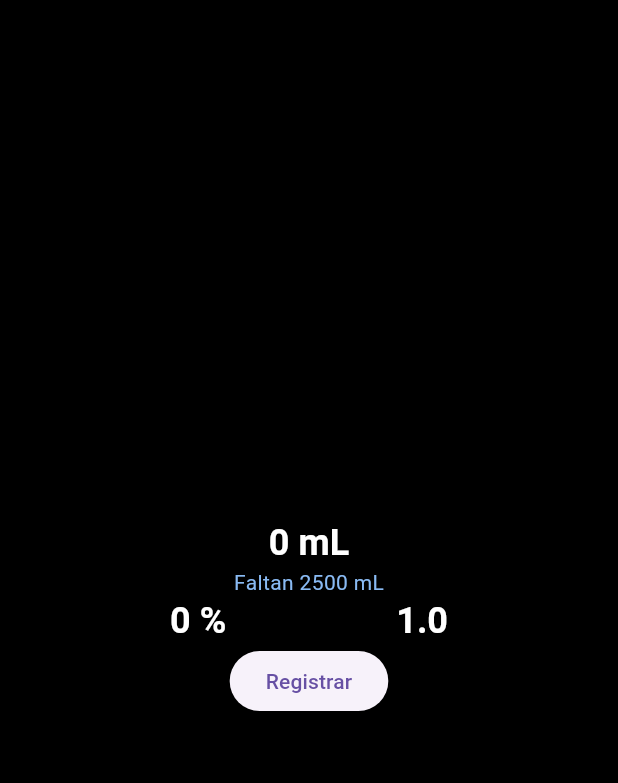
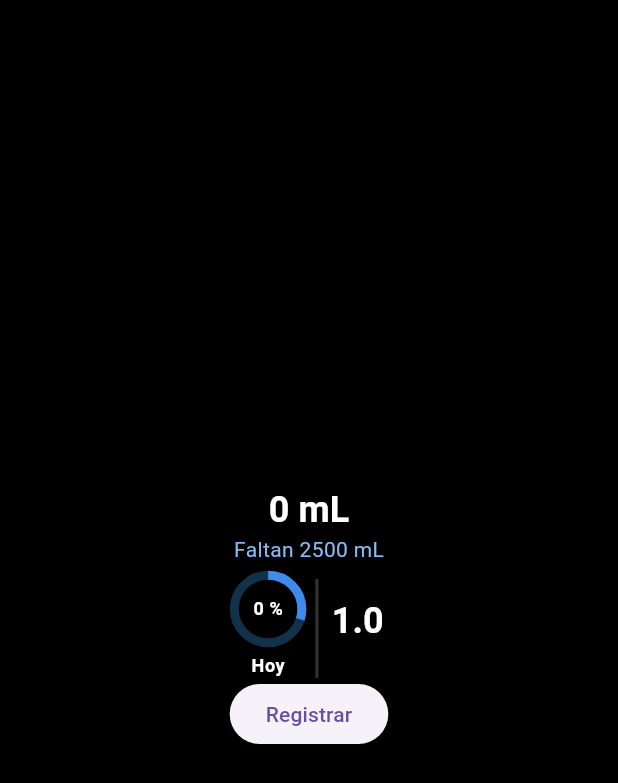
Before and after one commit to JesusUriel24/flutter, a Flutter app: the screen it shows after launch, on a phone screen of 412 x 824 dp. Shown: the top 783 px of the screen. Run offline on Flutter 3.47's test engine with Material 2 defaults, Android fonts, the phone set to English and light mode, and no system bars.

Commit message:
flutter comiit 2

```diff
--- a/lib/main.dart
+++ b/lib/main.dart
@@ -25,7 +25,16 @@ class MyApp extends StatelessWidget {
             bodyMedium: TextStyle(
               color: Color.fromARGB(255,137,186,243),
             ),
+            bodySmall: TextStyle(color: Colors.white,
+            fontSize: 12,
+            fontWeight: FontWeight.bold),
         ),
+      elevatedButtonTheme:ElevatedButtonThemeData(
+        style: ElevatedButton.styleFrom(
+          //backgroundColor: Colors.indigo,
+          //foregroundColor: Colors.white,
+        ),
+      ),
          useMaterial3: true,
       ),
       home: const StartScreen(),
--- a/lib/screens/start_screen.dart
+++ b/lib/screens/start_screen.dart
@@ -43,25 +43,74 @@ class  _StartScreenState extends State <StartScreen> {
       );
   }
   Widget _indicators () {
-    return Row(
-          mainAxisAlignment: MainAxisAlignment.spaceEvenly,
+    return IntrinsicHeight(
+      child:
+          Row(
+          mainAxisAlignment: MainAxisAlignment.center,
           children: [
+            _percentage(),
+            _smallDividier(),
+            _hydration(),
+          ],
+        ),
+    );
+  }
+Widget _percentage(){
+            return Column(
+              children:[
+                SizedBox(
+                  height: 60,
+                  child: Stack(
+                    alignment: Alignment.center,
+                children: [
+                 const SizedBox(
+                  width: 45,
+                  height: 45,
+                   child: CircularProgressIndicator(
+                    strokeWidth: 6,
+                    value: 0.3,
+                    color: Color.fromARGB(255, 62, 139, 236),
+                    backgroundColor: Color.fromARGB(255, 17, 50, 74),
+                ),
+                 ),
+                Text(
+              '0 %',
+              style: Theme.of(context).textTheme.bodySmall,
+            ),
+          ],
+        ),
+      ),
             Text(
-              '0 %',
-              style: Theme.of(context).textTheme.headlineSmall,
-            ),
-            Text(
+              'Hoy',
+              style: Theme.of(context).textTheme.bodySmall,
+              textAlign: TextAlign.center,
+            )
+          ],
+        );
+
+}
+
+Widget _smallDividier(){
+  return const VerticalDivider(
+    color: Color.fromARGB(255, 51, 51, 51),
+    thickness: 2,
+    width: 20,
+    indent: 10,
+    endIndent: 0,
+  );
+
+}
+
+Widget _hydration(){
+  return Text(
               '1.0',
               style: Theme.of(context).textTheme.headlineSmall,
-            ),
-          ],
-        );
-  }
+            );
+
+}
   Widget _buttonReg() {
      return Center(
           child: ElevatedButton(
-            style: ElevatedButton.styleFrom(
-            ),
             onPressed: () { },
            child: const Text('Registrar'),
            ),
```
